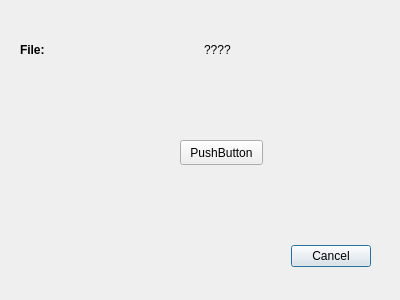
The window that Linpop/uploadwindow.ui (BAKFR/linpop) describes before a commit, drawn with Qt 5.
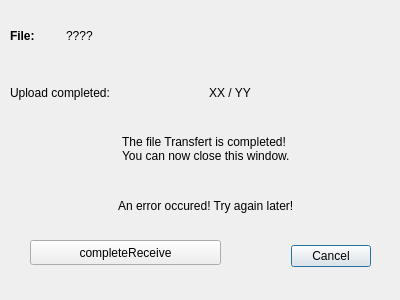
The same window after the commit.

What changed in the file:
```diff
--- a/Linpop/uploadwindow.ui
+++ b/Linpop/uploadwindow.ui
@@ -32,28 +32,36 @@
   <widget class="QPushButton" name="pushButton">
    <property name="geometry">
     <rect>
-     <x>180</x>
-     <y>140</y>
-     <width>83</width>
+     <x>30</x>
+     <y>240</y>
+     <width>191</width>
      <height>25</height>
     </rect>
    </property>
    <property name="text">
-    <string>PushButton</string>
+    <string>completeReceive</string>
    </property>
   </widget>
   <widget class="QWidget" name="horizontalLayoutWidget">
    <property name="geometry">
     <rect>
-     <x>20</x>
+     <x>10</x>
      <y>10</y>
-     <width>361</width>
-     <height>80</height>
+     <width>392</width>
+     <height>221</height>
     </rect>
    </property>
+   <layout class="QVBoxLayout" name="verticalLayout">
+    <item>
    <layout class="QHBoxLayout" name="horizontalLayout_2">
     <item>
      <widget class="QLabel" name="label">
+        <property name="maximumSize">
+         <size>
+          <width>50</width>
+          <height>16777215</height>
+         </size>
+        </property>
       <property name="font">
        <font>
         <weight>75</weight>
@@ -75,6 +83,56 @@
       </property>
       <property name="text">
        <string>????</string>
+        </property>
+       </widget>
+      </item>
+     </layout>
+    </item>
+    <item>
+     <layout class="QHBoxLayout" name="info_layout">
+      <item>
+       <widget class="QLabel" name="label_2">
+        <property name="text">
+         <string>Upload completed:</string>
+        </property>
+       </widget>
+      </item>
+      <item>
+       <widget class="QLabel" name="label_3">
+        <property name="text">
+         <string>XX / YY</string>
+        </property>
+       </widget>
+      </item>
+     </layout>
+    </item>
+    <item alignment="Qt::AlignHCenter">
+     <widget class="QLabel" name="label_success">
+      <property name="enabled">
+       <bool>true</bool>
+      </property>
+      <property name="text">
+       <string>The file Transfert is completed!
+You can now close this window.</string>
+      </property>
+      <property name="scaledContents">
+       <bool>false</bool>
+      </property>
+      <property name="margin">
+       <number>10</number>
+      </property>
+     </widget>
+    </item>
+    <item alignment="Qt::AlignHCenter">
+     <widget class="QLabel" name="label_error">
+      <property name="text">
+       <string>An error occured! Try again later!</string>
+      </property>
+      <property name="scaledContents">
+       <bool>false</bool>
+      </property>
+      <property name="margin">
+       <number>10</number>
       </property>
      </widget>
     </item>
```
Left out of the diff: 2 changed lines with no effect on the pictures. Lines whose indentation alone changed are shown as unchanged.
